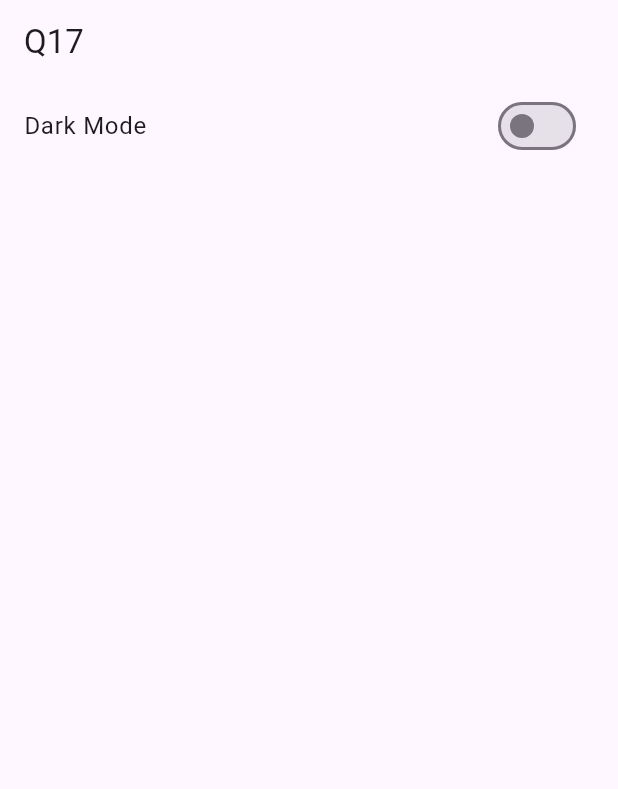
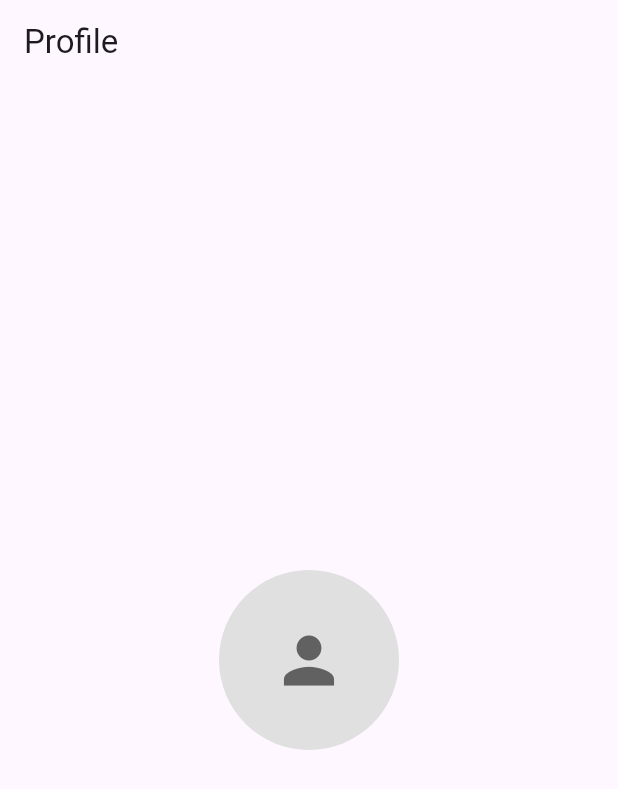
Before and after one commit to mim-tech-hesh/flutter_problemsolve_mim, a Flutter app: the screen it shows after launch, on a phone screen of 412 x 824 dp. Shown: the top 789 px of the screen. Run offline on Flutter 3.47's test engine with Material 3 defaults, Android fonts, the phone set to English and light mode, and no system bars; our stand-ins replace image_picker.

Commit message:
Tracker problem-17

```diff
--- a/lib/main.dart
+++ b/lib/main.dart
@@ -1,26 +1,43 @@
+import 'dart:io';
 import 'package:flutter/material.dart';
+import 'package:image_picker/image_picker.dart';
 
-void main() => runApp(MySet());
+void main() =>
+    runApp(MaterialApp(debugShowCheckedModeBanner: false, home: ProfilePg()));
 
-class MySet extends StatefulWidget {
+class ProfilePg extends StatefulWidget {
   @override
-  _MySetState createState() => _MySetState();
+  _ProfilePgState createState() => _ProfilePgState();
 }
 
-class _MySetState extends State<MySet> {
-  bool dark = false;
+class _ProfilePgState extends State<ProfilePg> {
+  File? img;
+  final pkr = ImagePicker();
+
+  Future<void> pickImg() async {
+    try {
+      final x = await pkr.pickImage(source: ImageSource.gallery);
+      if (x != null) setState(() => img = File(x.path));
+    } catch (e) {
+      print("Error: $e");
+    }
+  }
 
   @override
   Widget build(BuildContext ctx) {
-    return MaterialApp(
-      theme: dark ? ThemeData.dark() : ThemeData.light(),
-      home: Scaffold(
-        appBar: AppBar(title: Text("Q17")),
-        body: ListTile(
-          title: Text("Dark Mode"),
-          trailing: Switch(
-            value: dark,
-            onChanged: (v) => setState(() => dark = v),
+    return Scaffold(
+      appBar: AppBar(title: Text("Profile")),
+      body: Center(
+        child: GestureDetector(
+          onTap: pickImg,
+          child: CircleAvatar(
+            radius: 60,
+            backgroundColor: Colors.grey[300],
+            backgroundImage: img != null ? FileImage(img!) : null,
+            child:
+                img == null
+                    ? Icon(Icons.person, size: 50, color: Colors.grey[700])
+                    : null,
           ),
         ),
       ),
```
